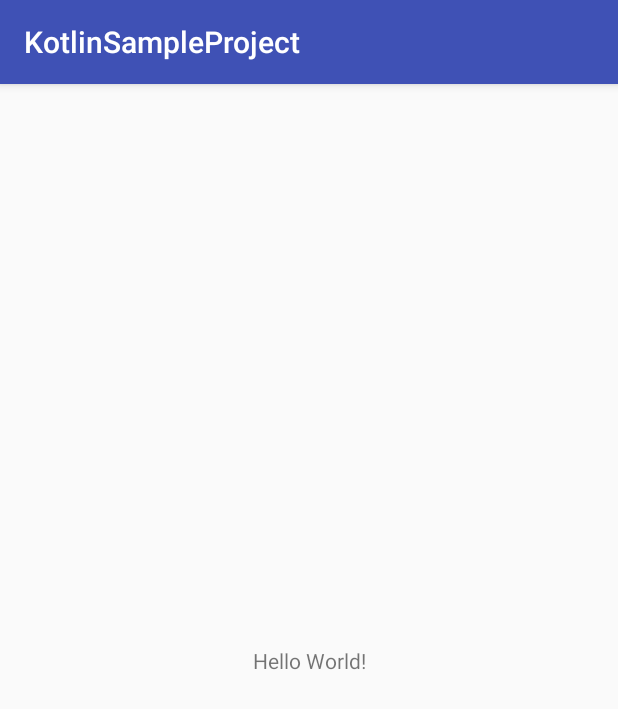
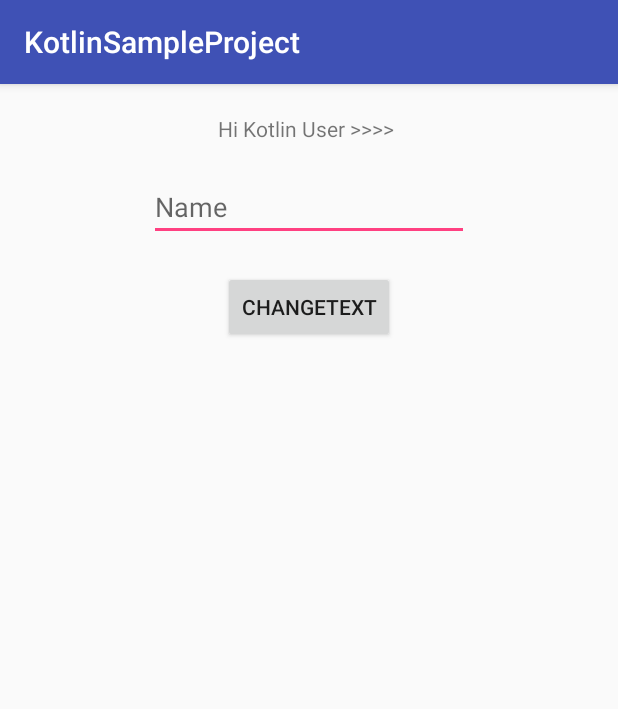
Before and after one commit to koteswarkvana/KotlinSampleProject, an Android app: the screen it shows after launch (MainActivity), on a phone screen of 412 x 824 dp. Shown: the top 709 px of the screen. Run offline under Robolectric (Android 15) with nearby library versions, the phone set to English and light mode, and no system bars.

Commit message:
added button functionality.

```diff
--- a/app/src/main/java/com/koti/apple/kotlinsampleproject/MainActivity.kt
+++ b/app/src/main/java/com/koti/apple/kotlinsampleproject/MainActivity.kt
@@ -2,11 +2,31 @@ package com.koti.apple.kotlinsampleproject
 
 import android.support.v7.app.AppCompatActivity
 import android.os.Bundle
+import kotlinx.android.synthetic.main.activity_main.*
+import java.util.*
 
 class MainActivity : AppCompatActivity() {
 
+    val namesList = arrayListOf("Suresh", "Ramesh", "Hari","Koti")
     override fun onCreate(savedInstanceState: Bundle?) {
         super.onCreate(savedInstanceState)
         setContentView(R.layout.activity_main)
+
+        name_tv.setText("Hi Kotlin User >>>> ")
+        change_text_bt.setOnClickListener {
+            println("text button clicked >>> ")
+            // randomly getting the name value
+            /*val random = Random()
+            val randomName = random.nextInt(namesList.count())
+            name_tv.text = namesList[randomName]*/
+
+            /// Adding names from edit text when button clicked .
+            val nameEt = etr_name_et.text.toString()
+            namesList.add(nameEt)
+            etr_name_et.text.clear()
+            name_tv.text = nameEt
+            println(namesList)
+            ///
+        }
     }
 }
--- a/app/src/main/res/layout/activity_main.xml
+++ b/app/src/main/res/layout/activity_main.xml
@@ -1,18 +1,40 @@
 <?xml version="1.0" encoding="utf-8"?>
-<android.support.constraint.ConstraintLayout xmlns:android="http://schemas.android.com/apk/res/android"
+<LinearLayout xmlns:android="http://schemas.android.com/apk/res/android"
     xmlns:app="http://schemas.android.com/apk/res-auto"
     xmlns:tools="http://schemas.android.com/tools"
     android:layout_width="match_parent"
     android:layout_height="match_parent"
+    android:orientation="vertical"
     tools:context=".MainActivity">
 
     <TextView
+        android:id="@+id/name_tv"
         android:layout_width="wrap_content"
         android:layout_height="wrap_content"
         android:text="Hello World!"
+        android:layout_gravity="center"
+        android:layout_marginTop="20dp"
         app:layout_constraintBottom_toBottomOf="parent"
         app:layout_constraintLeft_toLeftOf="parent"
         app:layout_constraintRight_toRightOf="parent"
         app:layout_constraintTop_toTopOf="parent" />
 
-</android.support.constraint.ConstraintLayout>
+    <EditText
+        android:id="@+id/etr_name_et"
+        android:layout_width="wrap_content"
+        android:layout_height="wrap_content"
+        android:layout_gravity="center"
+        android:layout_marginTop="20dp"
+        android:ems="10"
+        android:inputType="textPersonName"
+        android:hint="Name" />
+
+    <Button
+        android:id="@+id/change_text_bt"
+        android:layout_width="wrap_content"
+        android:layout_height="wrap_content"
+        android:layout_gravity="center"
+        android:layout_marginTop="20dp"
+        android:text="ChangeText" />
+
+</LinearLayout>
```
Also changed, not shown: app/src/main/java/com/koti/apple/kotlinsampleproject/VariablesInformation.kt (added, +9 -0 lines).
